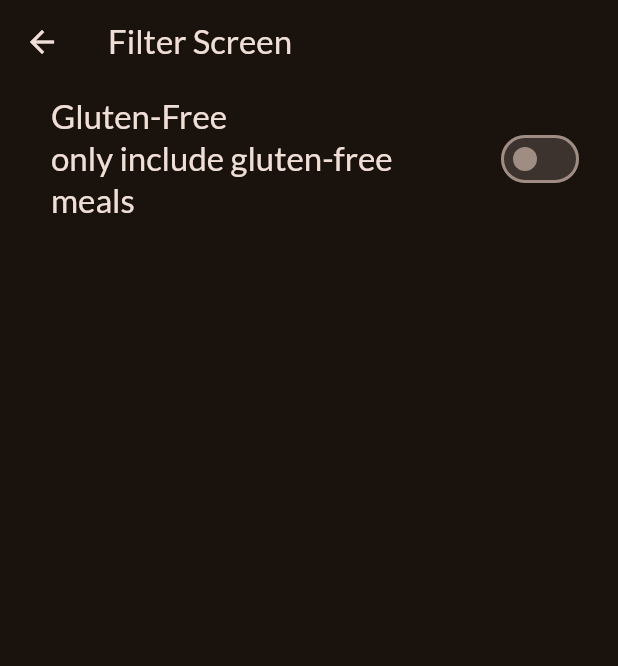
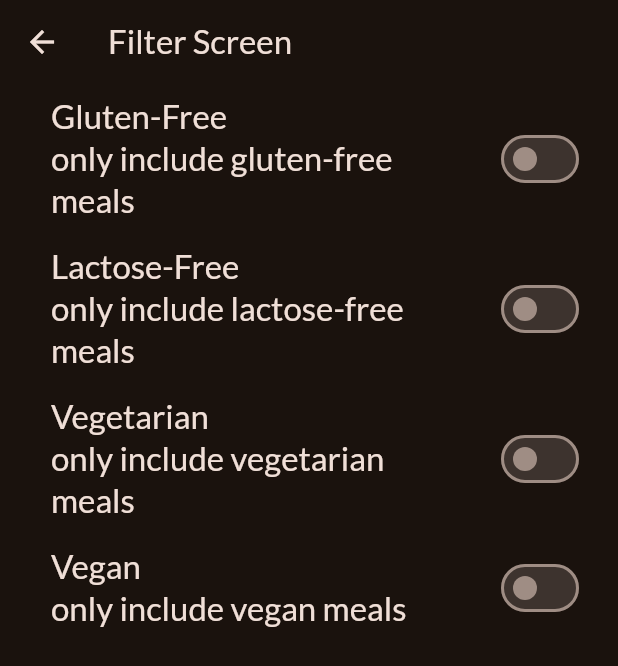
Before and after one commit to Shamimkhan1406/Meals-App, a Flutter app: the FilterScreen screen opened directly, on a phone screen of 412 x 824 dp. Shown: the top 666 px of the screen. Run offline on Flutter 3.47's test engine with Material 3 defaults, Android fonts, the phone set to English and light mode, and no system bars; our stand-ins replace google_fonts, transparent_image.

Commit message:
adding more filter option

```diff
--- a/lib/screen/filter.dart
+++ b/lib/screen/filter.dart
@@ -11,6 +11,9 @@ class FilterScreen extends StatefulWidget {
 
 class _FilterScreenState extends State<FilterScreen> {
   var _glutenFreeFilterSet = false;
+  var _lactoseFreeFilterSet = false;
+  var _vegetarianFilterSet = false;
+  var _veganFilterSet = false;
   @override
   Widget build(BuildContext context) {
     return Scaffold(
@@ -52,7 +55,73 @@ class _FilterScreenState extends State<FilterScreen> {
             ),
             activeColor: Theme.of(context).colorScheme.tertiary,
             contentPadding: const EdgeInsets.only(left: 34, right: 22),
-          )
+          ),
+          SwitchListTile(
+            value: _lactoseFreeFilterSet,
+            onChanged: (isChacked) {
+              setState(() {
+                _lactoseFreeFilterSet = isChacked;
+              });
+            },
+            title: Text(
+              'Lactose-Free',
+              style: Theme.of(context).textTheme.titleLarge!.copyWith(
+                    color: Theme.of(context).colorScheme.onBackground,
+                  ),
+            ),
+            subtitle: Text(
+              'only include lactose-free meals',
+              style: Theme.of(context).textTheme.titleLarge!.copyWith(
+                    color: Theme.of(context).colorScheme.onBackground,
+                  ),
+            ),
+            activeColor: Theme.of(context).colorScheme.tertiary,
+            contentPadding: const EdgeInsets.only(left: 34, right: 22),
+          ),
+          SwitchListTile(
+            value: _vegetarianFilterSet,
+            onChanged: (isChacked) {
+              setState(() {
+                _vegetarianFilterSet = isChacked;
+              });
+            },
+            title: Text(
+              'Vegetarian',
+              style: Theme.of(context).textTheme.titleLarge!.copyWith(
+                    color: Theme.of(context).colorScheme.onBackground,
+                  ),
+            ),
+            subtitle: Text(
+              'only include vegetarian meals',
+              style: Theme.of(context).textTheme.titleLarge!.copyWith(
+                    color: Theme.of(context).colorScheme.onBackground,
+                  ),
+            ),
+            activeColor: Theme.of(context).colorScheme.tertiary,
+            contentPadding: const EdgeInsets.only(left: 34, right: 22),
+          ),
+          SwitchListTile(
+            value: _veganFilterSet,
+            onChanged: (isChacked) {
+              setState(() {
+                _veganFilterSet = isChacked;
+              });
+            },
+            title: Text(
+              'Vegan',
+              style: Theme.of(context).textTheme.titleLarge!.copyWith(
+                    color: Theme.of(context).colorScheme.onBackground,
+                  ),
+            ),
+            subtitle: Text(
+              'only include vegan meals',
+              style: Theme.of(context).textTheme.titleLarge!.copyWith(
+                    color: Theme.of(context).colorScheme.onBackground,
+                  ),
+            ),
+            activeColor: Theme.of(context).colorScheme.tertiary,
+            contentPadding: const EdgeInsets.only(left: 34, right: 22),
+          ),
         ],
       ),
     );
```
